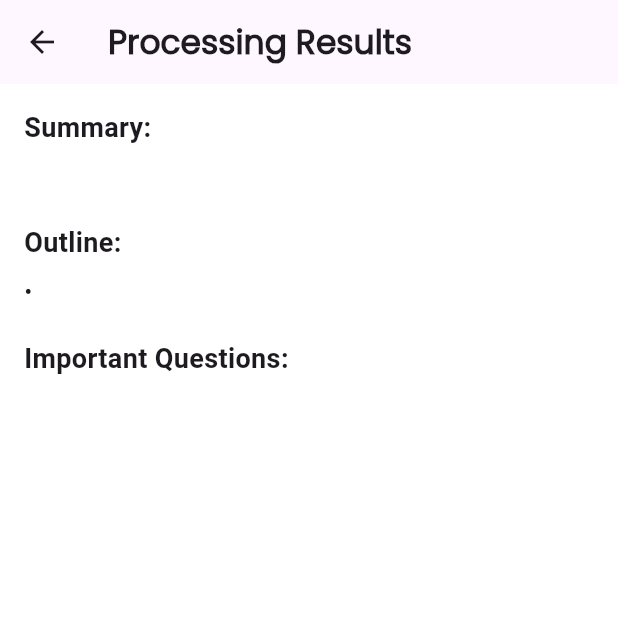
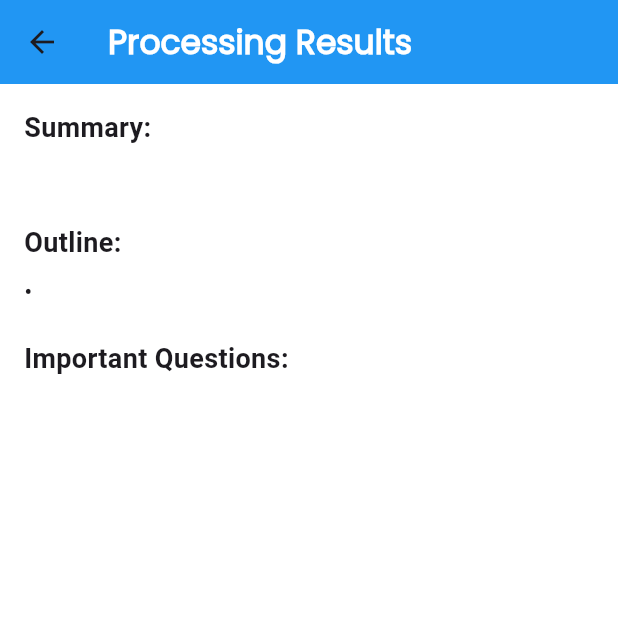
Before and after one commit to HaiderAli228/DocView, a Flutter app: the ResultScreen screen opened directly with empty values, on a phone screen of 412 x 824 dp, the top half of it. Run offline on Flutter 3.47's test engine with Material 3 defaults, Android fonts, the phone set to English and light mode, and no system bars; our stand-ins replace animated_text_kit, curved_navigation_bar, file_picker, fluttertoast, font_awesome_flutter, google_generative_ai and 2 more; missing offline and left inert: docx_to_text, syncfusion_flutter_pdf.

Commit message:
desiging the result screen

```diff
--- a/lib/view/response_screen.dart
+++ b/lib/view/response_screen.dart
@@ -1,3 +1,4 @@
+import 'package:docsview/utils/app_colors.dart';
 import 'package:flutter/material.dart';
 
 class ResultScreen extends StatelessWidget {
@@ -15,9 +16,11 @@ class ResultScreen extends StatelessWidget {
     return Scaffold(
       backgroundColor: Colors.white,
       appBar: AppBar(
+        backgroundColor: AppColors.themeColor,
         title: const Text('Processing Results',style: TextStyle(
           fontWeight: FontWeight.bold,
           fontFamily: "Poppins",
+          color: Colors.white
         ),),
       ),
       body: Padding(
```
